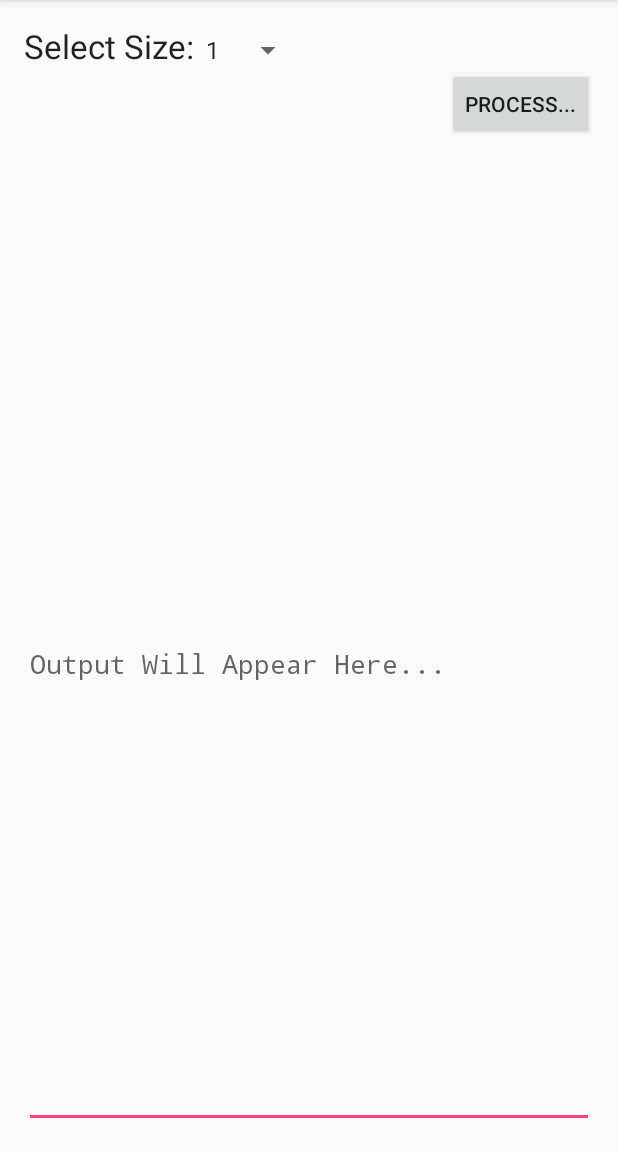
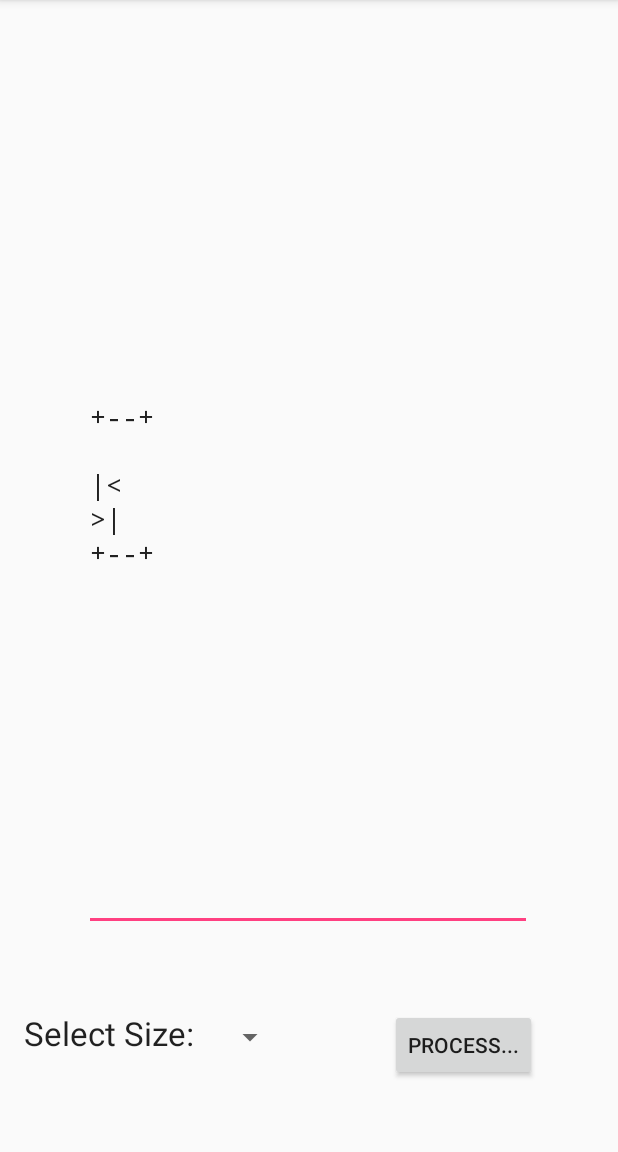
Before and after one commit to Incinerator67/MobAndroid2024, an Android app: the screen it shows after launch (MainActivity), after a tap on "PROCESS...", on a phone screen of 412 x 824 dp, the part 84-1236 px from its top. Run offline under Robolectric (Android 15) with nearby library versions, the phone set to English and light mode, and no system bars.

Commit message:
second Laba

```diff
--- a/app/src/main/java/com/company/diamonds/logic/Logic.java
+++ b/app/src/main/java/com/company/diamonds/logic/Logic.java
@@ -44,9 +44,41 @@ public class Logic
      * on-screen button labeled 'Process...' is pressed.
      */
     public void process(int size) {
-
-        // TODO -- add your code here
-
+        int Size = size * 2;
+        // Output the top border
+        mOut.print("+");
+        for (int i = 0; i < Size; i++) {mOut.print("-");}
+        mOut.println("+");
+        // Output the middle section
+        for (int i = 1; i < Size; i++) {
+            mOut.print("\n");
+            if (i < size) {
+                mOut.print("|");
+                for (int j = 0; j < size - i; j++) {mOut.print(" ");}
+                mOut.print("/");
+                for (int k = 2; k < i * 2; k++) {mOut.print(i % 2 == 0 ? "-" : "=");}
+                mOut.print("\\");
+                for (int j = 0; j < size - i; j++) {mOut.print(" ");}
+                mOut.println("|");
+            }
+            else if (i == size) {
+                mOut.println("|<");
+                for (int k = 2; k < Size; k++) {mOut.print(i % 2 == 0 ? "-" : "=");}
+                mOut.print(">|");
+            }
+            else {
+                mOut.println("|");
+                for (int j = size; j > i; j++) {mOut.print(" ");}
+                mOut.print("\\");
+                for (int k = Size * 2 - 2; k > i * 2; k--) {mOut.print(i % 2 == 0 ? "-" : "=");}
+                mOut.print("/");
+                for (int j = size; j > i; j++) {mOut.print(" ");}
+                mOut.println("|");
+            }
+        }
+        // Output the bottom border
+        mOut.print("\n" + "+");
+        for (int i = 0; i < Size; i++) {mOut.print("-");}
+        mOut.println("+");
     }
-
 }
--- a/app/src/main/res/layout/activity_main.xml
+++ b/app/src/main/res/layout/activity_main.xml
@@ -11,9 +11,10 @@
 
     <LinearLayout
         android:id="@+id/linearLayout"
-        android:layout_width="match_parent"
-        android:layout_height="wrap_content"
+        android:layout_width="192dp"
+        android:layout_height="46dp"
         android:layout_alignParentTop="true"
+        android:layout_marginTop="658dp"
         android:orientation="horizontal">
 
         <TextView
@@ -25,7 +26,7 @@
 
         <Spinner
             android:id="@+id/sizeSpinner"
-            android:layout_width="wrap_content"
+            android:layout_width="61dp"
             android:layout_height="wrap_content" />
 
     </LinearLayout>
@@ -34,27 +35,30 @@
         android:id="@+id/button"
         android:layout_width="wrap_content"
         android:layout_height="wrap_content"
+        android:layout_below="@+id/linearLayout"
         android:layout_alignParentEnd="true"
-        android:layout_below="@+id/linearLayout"
+        android:layout_marginTop="-47dp"
+        android:layout_marginEnd="38dp"
         android:onClick="buttonPressed"
         android:text="Process..." />
 
     <EditText
         android:id="@+id/outputET"
-        android:layout_width="wrap_content"
-        android:layout_height="wrap_content"
-        android:layout_alignParentBottom="true"
+        android:layout_width="314dp"
+        android:layout_height="570dp"
+        android:layout_below="@+id/button"
+        android:layout_alignParentStart="true"
         android:layout_alignParentEnd="true"
-        android:layout_alignParentStart="true"
-        android:layout_below="@+id/button"
-        android:layout_marginTop="42dp"
+        android:layout_marginStart="40dp"
+        android:layout_marginTop="-670dp"
+        android:layout_marginEnd="41dp"
         android:ems="10"
+        android:fontFamily="monospace"
         android:hint="Output Will Appear Here..."
         android:includeFontPadding="false"
         android:inputType="textMultiLine"
         android:lineSpacingExtra="1dp"
         android:lineSpacingMultiplier="1"
-        android:typeface="monospace"
-		android:fontFamily="monospace" />
+        android:typeface="monospace" />
 
 </RelativeLayout>
```
